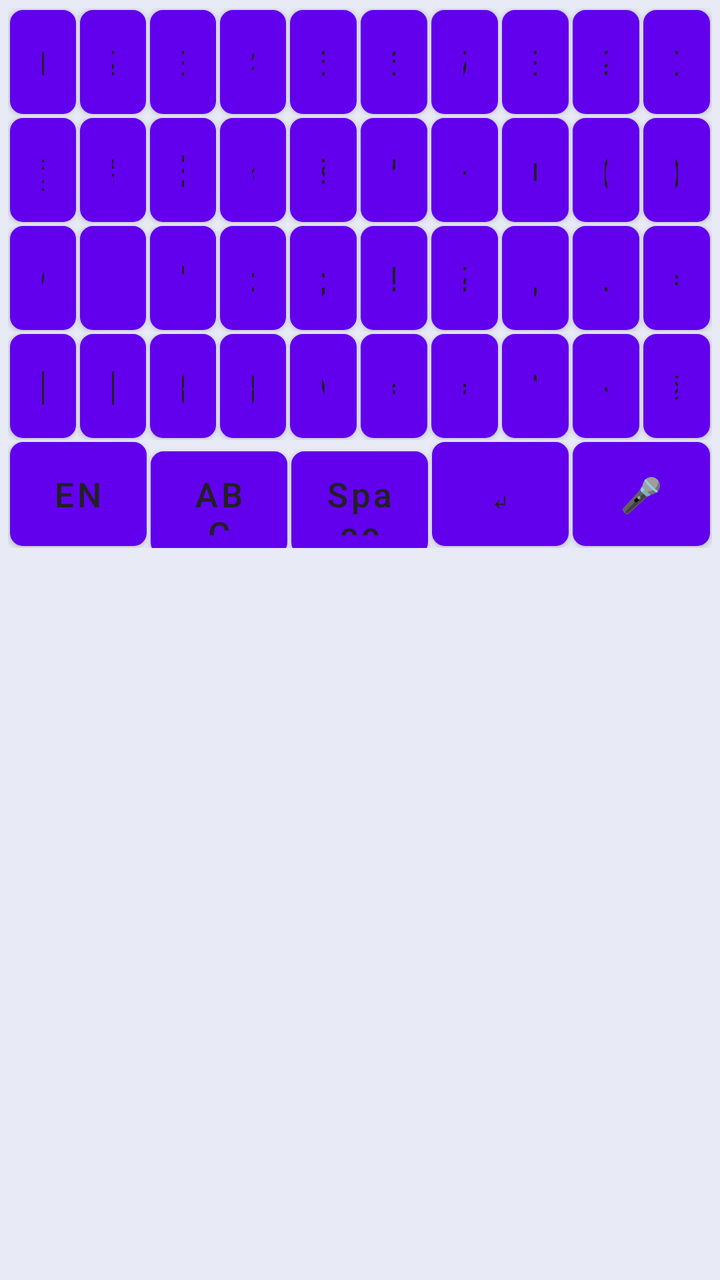
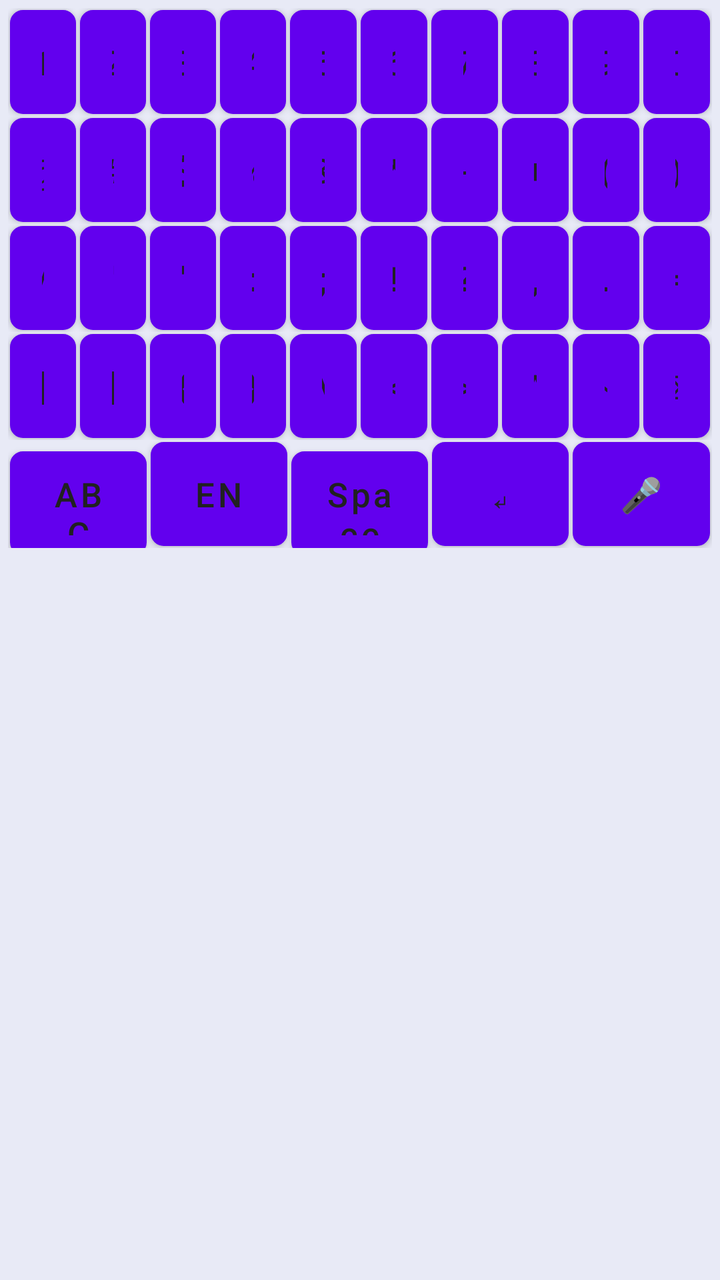

Two renders of the same Android screen: before a commit and after it. Below are the layout's source before the change and the commit's diff.
<!-- AndroidManifest.xml: fallback theme Theme.MaterialComponents.DayNight.NoActionBar -->
<!-- res/layout/keyboard_symbols.xml -->
<?xml version="1.0" encoding="utf-8"?>
<LinearLayout xmlns:android="http://schemas.android.com/apk/res/android"
    android:layout_width="match_parent"
    android:layout_height="wrap_content"
    android:background="#E8EAF6"
    android:clipToPadding="false"
    android:fitsSystemWindows="true"
    android:orientation="vertical"
    android:padding="4dp">

    <LinearLayout
        android:layout_width="match_parent"
        android:layout_height="wrap_content"
        android:orientation="horizontal">

        <Button android:id="@+id/sym_key_1" style="@style/KeyboardButton" android:text="1" />
        <Button android:id="@+id/sym_key_2" style="@style/KeyboardButton" android:text="2" />
        <Button android:id="@+id/sym_key_3" style="@style/KeyboardButton" android:text="3" />
        <Button android:id="@+id/sym_key_4" style="@style/KeyboardButton" android:text="4" />
        <Button android:id="@+id/sym_key_5" style="@style/KeyboardButton" android:text="5" />
        <Button android:id="@+id/sym_key_6" style="@style/KeyboardButton" android:text="6" />
        <Button android:id="@+id/sym_key_7" style="@style/KeyboardButton" android:text="7" />
        <Button android:id="@+id/sym_key_8" style="@style/KeyboardButton" android:text="8" />
        <Button android:id="@+id/sym_key_9" style="@style/KeyboardButton" android:text="9" />
        <Button android:id="@+id/sym_key_0" style="@style/KeyboardButton" android:text="0" />
    </LinearLayout>

    <LinearLayout
        android:layout_width="match_parent"
        android:layout_height="wrap_content"
        android:orientation="horizontal">

        <Button android:id="@+id/sym_key_at" style="@style/KeyboardButton" android:text="@" />
        <Button android:id="@+id/sym_key_hash" style="@style/KeyboardButton" android:text="#" />
        <Button android:id="@+id/sym_key_dollar" style="@style/KeyboardButton" android:text="$" />
        <Button android:id="@+id/sym_key_percent" style="@style/KeyboardButton" android:text="%" />
        <Button android:id="@+id/sym_key_amp" style="@style/KeyboardButton" android:text="&amp;" />
        <Button android:id="@+id/sym_key_star" style="@style/KeyboardButton" android:text="*" />
        <Button android:id="@+id/sym_key_minus" style="@style/KeyboardButton" android:text="-" />
        <Button android:id="@+id/sym_key_plus" style="@style/KeyboardButton" android:text="+" />
        <Button android:id="@+id/sym_key_lparen" style="@style/KeyboardButton" android:text="(" />
        <Button android:id="@+id/sym_key_rparen" style="@style/KeyboardButton" android:text=")" />
    </LinearLayout>

    <LinearLayout
        android:layout_width="match_parent"
        android:layout_height="wrap_content"
        android:orientation="horizontal">

        <Button android:id="@+id/sym_key_slash" style="@style/KeyboardButton" android:text="/" />
        <Button android:id="@+id/sym_key_quote" style="@style/KeyboardButton" android:text='"' />
        <Button android:id="@+id/sym_key_apostrophe" style="@style/KeyboardButton" android:text="'" />
        <Button android:id="@+id/sym_key_colon" style="@style/KeyboardButton" android:text=":" />
        <Button android:id="@+id/sym_key_semicolon" style="@style/KeyboardButton" android:text=";" />
        <Button android:id="@+id/sym_key_exclamation" style="@style/KeyboardButton" android:text="!" />
        <Button android:id="@+id/sym_key_question" style="@style/KeyboardButton" android:text="?" />
        <Button android:id="@+id/sym_key_comma" style="@style/KeyboardButton" android:text="," />
        <Button android:id="@+id/sym_key_dot" style="@style/KeyboardButton" android:text="." />
        <Button android:id="@+id/sym_key_equal" style="@style/KeyboardButton" android:text="=" />
    </LinearLayout>

    <LinearLayout
        android:layout_width="match_parent"
        android:layout_height="wrap_content"
        android:orientation="horizontal">

        <Button android:id="@+id/sym_key_lbracket" style="@style/KeyboardButton" android:text="[" />
        <Button android:id="@+id/sym_key_rbracket" style="@style/KeyboardButton" android:text="]" />
        <Button android:id="@+id/sym_key_lbrace" style="@style/KeyboardButton" android:text="{" />
        <Button android:id="@+id/sym_key_rbrace" style="@style/KeyboardButton" android:text="}" />
        <Button android:id="@+id/sym_key_backslash" style="@style/KeyboardButton" android:text="\\" />
        <Button android:id="@+id/sym_key_less" style="@style/KeyboardButton" android:text="&lt;" />
        <Button android:id="@+id/sym_key_greater" style="@style/KeyboardButton" android:text="&gt;" />
        <Button android:id="@+id/sym_key_caret" style="@style/KeyboardButton" android:text="^" />
        <Button android:id="@+id/sym_key_tilde" style="@style/KeyboardButton" android:text="~" />
        <Button android:id="@+id/sym_backspace" style="@style/KeyboardButton" android:text="⌫" />
    </LinearLayout>

    <LinearLayout
        android:layout_width="match_parent"
        android:layout_height="wrap_content"
        android:orientation="horizontal">

        <Button android:id="@+id/sym_key_language" style="@style/KeyboardButton" android:text="EN" />
        <Button android:id="@+id/sym_key_abc" style="@style/KeyboardButton" android:text="ABC" />
        <Button android:id="@+id/sym_key_space" style="@style/KeyboardButton" android:text="Space" />
        <Button android:id="@+id/sym_key_enter" style="@style/KeyboardButton" android:text="↵" />
        <Button android:id="@+id/sym_key_voice" style="@style/KeyboardButton" android:text="🎤" />
    </LinearLayout>

</LinearLayout>
<!-- resources referenced by this layout -->
<resources>
  <style name="KeyboardButton">
          <item name="android:layout_width">0dp</item>
          <item name="android:layout_height">52dp</item>
          <item name="android:layout_weight">1</item>
          <item name="android:layout_margin">1dp</item>
          <item name="android:background">@drawable/key_background</item>
          <item name="android:textColor">#212121</item>
          <item name="android:textSize">17sp</item>
          <item name="android:textAllCaps">false</item>
          <item name="android:gravity">center</item>
          <item name="android:clickable">true</item>
          <item name="android:focusable">true</item>
      </style>
  <!-- drawable key_background (drawable) -->
  <?xml version="1.0" encoding="utf-8"?>
  <selector xmlns:android="http://schemas.android.com/apk/res/android">
      
      <item android:state_pressed="true">
          <shape android:shape="rectangle">
              <solid android:color="#E0E0E0" />
              <corners android:radius="6dp" />
              <stroke
                  android:width="1dp"
                  android:color="#BDBDBD" />
              <padding
                  android:left="8dp"
                  android:top="8dp"
                  android:right="8dp"
                  android:bottom="8dp" />
          </shape>
      </item>
      
      
      <item>
          <shape android:shape="rectangle">
              <solid android:color="#FFFFFF" />
              <corners android:radius="6dp" />
              <stroke
                  android:width="1dp"
                  android:color="#E0E0E0" />
              <padding
                  android:left="8dp"
                  android:top="8dp"
                  android:right="8dp"
                  android:bottom="8dp" />
          </shape>
      </item>
  </selector>
</resources>

<!-- the commit's change to res/layout/keyboard_symbols.xml (unified diff, before → after) -->
@@ -81,8 +81,8 @@
         android:layout_height="wrap_content"
         android:orientation="horizontal">
 
+        <Button android:id="@+id/sym_key_abc" style="@style/KeyboardButton" android:text="ABC" />
         <Button android:id="@+id/sym_key_language" style="@style/KeyboardButton" android:text="EN" />
-        <Button android:id="@+id/sym_key_abc" style="@style/KeyboardButton" android:text="ABC" />
         <Button android:id="@+id/sym_key_space" style="@style/KeyboardButton" android:text="Space" />
         <Button android:id="@+id/sym_key_enter" style="@style/KeyboardButton" android:text="↵" />
         <Button android:id="@+id/sym_key_voice" style="@style/KeyboardButton" android:text="🎤" />
